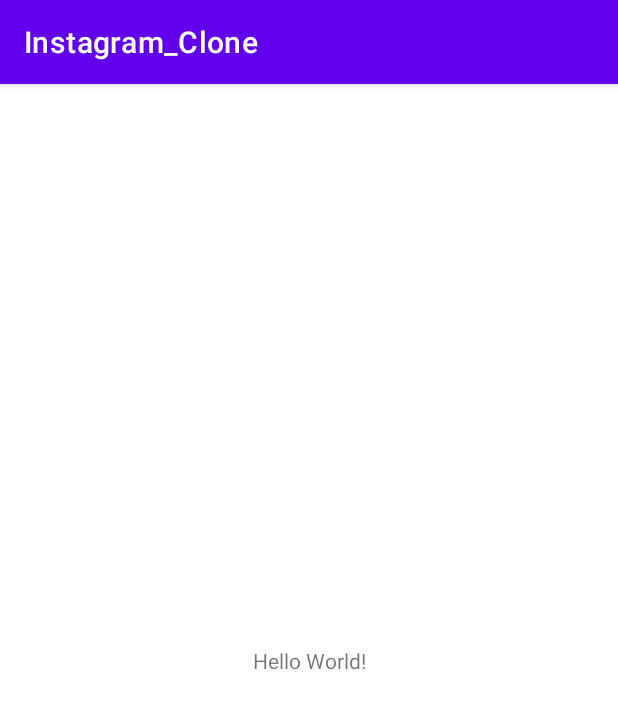
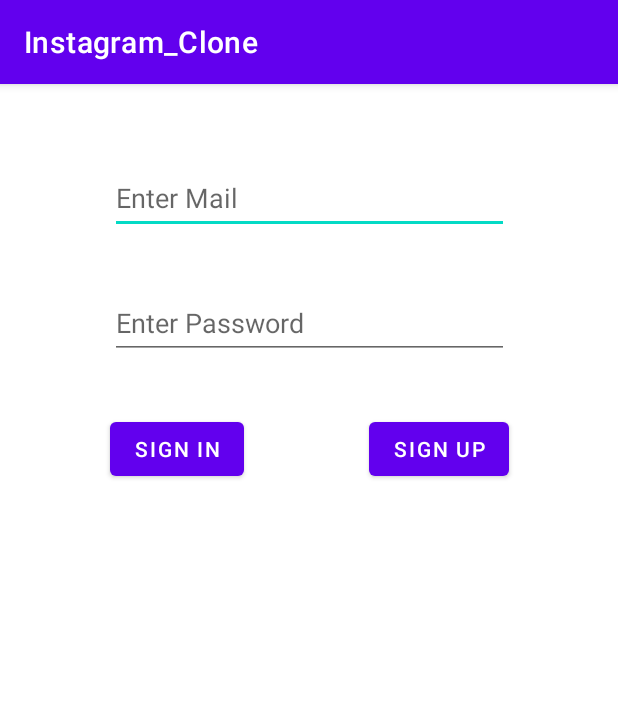
Before and after one commit to MerTalha/Instagram_Clone, an Android app: the screen it shows after launch (MainActivity), on a phone screen of 412 x 824 dp. Shown: the top 709 px of the screen. Run offline under Robolectric (Android 15) with nearby library versions, the phone set to English and light mode, and no system bars; our stand-ins replace Firebase (no records; nobody signed in at launch, a user with empty details on screens opened directly).

Commit message:
FireBase-Update

```diff
--- a/app/build.gradle
+++ b/app/build.gradle
@@ -27,6 +27,9 @@ android {
         sourceCompatibility JavaVersion.VERSION_1_8
         targetCompatibility JavaVersion.VERSION_1_8
     }
+    buildFeatures(){
+        viewBinding true;
+    }
 }
 
 dependencies {
--- a/app/src/main/AndroidManifest.xml
+++ b/app/src/main/AndroidManifest.xml
@@ -12,6 +12,12 @@
         android:theme="@style/Theme.Instagram_Clone"
         tools:targetApi="31">
         <activity
+            android:name=".UploadActivity"
+            android:exported="false" />
+        <activity
+            android:name=".FeedActivity"
+            android:exported="false" />
+        <activity
             android:name=".MainActivity"
             android:exported="true">
             <intent-filter>
--- a/app/src/main/java/com/example/instagram_clone/MainActivity.java
+++ b/app/src/main/java/com/example/instagram_clone/MainActivity.java
@@ -1,15 +1,85 @@
 package com.example.instagram_clone;
 
+import androidx.annotation.NonNull;
 import androidx.appcompat.app.AppCompatActivity;
 
+import android.content.Intent;
 import android.os.Bundle;
+import android.view.View;
+import android.widget.Toast;
+
+import com.example.instagram_clone.databinding.ActivityMainBinding;
+import com.google.android.gms.tasks.OnFailureListener;
+import com.google.android.gms.tasks.OnSuccessListener;
+import com.google.firebase.auth.AuthResult;
+import com.google.firebase.auth.FirebaseAuth;
+import com.google.firebase.auth.FirebaseUser;
 
 public class MainActivity extends AppCompatActivity {
-
+    private ActivityMainBinding binding;
+    private FirebaseAuth auth;
+    String email;
+    String password;
+    Intent intent;
+    FirebaseUser user;
     @Override
     protected void onCreate(Bundle savedInstanceState) {
         super.onCreate(savedInstanceState);
-        setContentView(R.layout.activity_main);
+        binding = ActivityMainBinding.inflate(getLayoutInflater());
+        View view = binding.getRoot();
+        setContentView(view);
+        auth = FirebaseAuth.getInstance();
+        user = auth.getCurrentUser();
 
+        if (user != null){
+            intent = new Intent(MainActivity.this, FeedActivity.class);
+            startActivity(intent);
+            finish();
+        }
+    }
+
+    public void signInButtonClicked(View view){
+        email = binding.mailText.getText().toString();
+        password = binding.passwordText.getText().toString();
+
+        if (email.equals("") || password.equals("")){
+            Toast.makeText(this,"Enter email and password", Toast.LENGTH_LONG).show();
+        }else{
+            auth.signInWithEmailAndPassword(email,password).addOnSuccessListener(new OnSuccessListener<AuthResult>() {
+                @Override
+                public void onSuccess(AuthResult authResult) {
+                    intent = new Intent(MainActivity.this, FeedActivity.class);
+                    startActivity(intent);
+                    finish();
+                }
+            }).addOnFailureListener(new OnFailureListener() {
+                @Override
+                public void onFailure(@NonNull Exception e) {
+                    Toast.makeText(MainActivity.this,e.getLocalizedMessage(),Toast.LENGTH_LONG).show();
+                }
+            });
+        }
+    }
+
+    public void signUpButtonClicked(View view){
+         email = binding.mailText.getText().toString();
+         password = binding.passwordText.getText().toString();
+        if (email.equals("") || password.equals("")){
+            Toast.makeText(this,"Enter email and password", Toast.LENGTH_LONG).show();
+        }else{
+            auth.createUserWithEmailAndPassword(email,password).addOnSuccessListener(new OnSuccessListener<AuthResult>() {
+                @Override
+                public void onSuccess(AuthResult authResult) {
+                    intent  = new Intent(MainActivity.this, FeedActivity.class);
+                    startActivity(intent);
+                    finish();
+                }
+            }).addOnFailureListener(new OnFailureListener() {
+                @Override
+                public void onFailure(@NonNull Exception e) {
+                    Toast.makeText(MainActivity.this, e.getLocalizedMessage(), Toast.LENGTH_SHORT).show();
+                }
+            });
+        }
     }
 }
--- a/app/src/main/res/layout/activity_main.xml
+++ b/app/src/main/res/layout/activity_main.xml
@@ -6,13 +6,49 @@
     android:layout_height="match_parent"
     tools:context=".MainActivity">
 
-    <TextView
-        android:layout_width="wrap_content"
-        android:layout_height="wrap_content"
-        android:text="Hello World!"
-        app:layout_constraintBottom_toBottomOf="parent"
+    <EditText
+        android:id="@+id/mailText"
+        android:layout_width="266dp"
+        android:layout_height="48dp"
+        android:layout_marginTop="52dp"
+        android:ems="10"
+        android:hint="Enter Mail"
+        android:inputType="textPersonName"
         app:layout_constraintEnd_toEndOf="parent"
+        app:layout_constraintHorizontal_bias="0.502"
         app:layout_constraintStart_toStartOf="parent"
         app:layout_constraintTop_toTopOf="parent" />
 
+    <EditText
+        android:id="@+id/passwordText"
+        android:layout_width="266dp"
+        android:layout_height="48dp"
+        android:layout_marginTop="35dp"
+        android:ems="10"
+        android:hint="Enter Password"
+        android:inputType="textPersonName"
+        app:layout_constraintEnd_toEndOf="parent"
+        app:layout_constraintHorizontal_bias="0.502"
+        app:layout_constraintStart_toStartOf="parent"
+        app:layout_constraintTop_toBottomOf="@+id/mailText" />
+
+    <Button
+        android:id="@+id/signInButton"
+        android:layout_width="wrap_content"
+        android:layout_height="wrap_content"
+        android:layout_marginTop="36dp"
+        android:onClick="signInButtonClicked"
+        android:text="Sign In"
+        app:layout_constraintStart_toStartOf="@+id/passwordText"
+        app:layout_constraintTop_toBottomOf="@+id/passwordText" />
+
+    <Button
+        android:id="@+id/signUpButton"
+        android:layout_width="wrap_content"
+        android:layout_height="wrap_content"
+        android:layout_marginTop="36dp"
+        android:onClick="signUpButtonClicked"
+        android:text="Sign Up"
+        app:layout_constraintEnd_toEndOf="@+id/passwordText"
+        app:layout_constraintTop_toBottomOf="@+id/passwordText" />
 </androidx.constraintlayout.widget.ConstraintLayout>
--- /dev/null
+++ b/app/src/main/res/menu/options_menu.xml
@@ -0,0 +1,5 @@
+<?xml version="1.0" encoding="utf-8"?>
+<menu xmlns:android="http://schemas.android.com/apk/res/android">
+<item android:id="@+id/add_Post" android:title="Add Post"></item>
+    <item android:id="@+id/signOut" android:title="Sign Out"></item>
+</menu>
```
Also changed, not shown: app/src/main/java/com/example/instagram_clone/FeedActivity.java (added, +46 -0 lines), app/src/main/java/com/example/instagram_clone/UploadActivity.java (added, +108 -0 lines), app/src/main/res/layout/activity_feed.xml (added, +21 -0 lines), app/src/main/res/layout/activity_upload.xml (added, +42 -0 lines), app/src/main/res/drawable/selectimage.jpeg (added).
